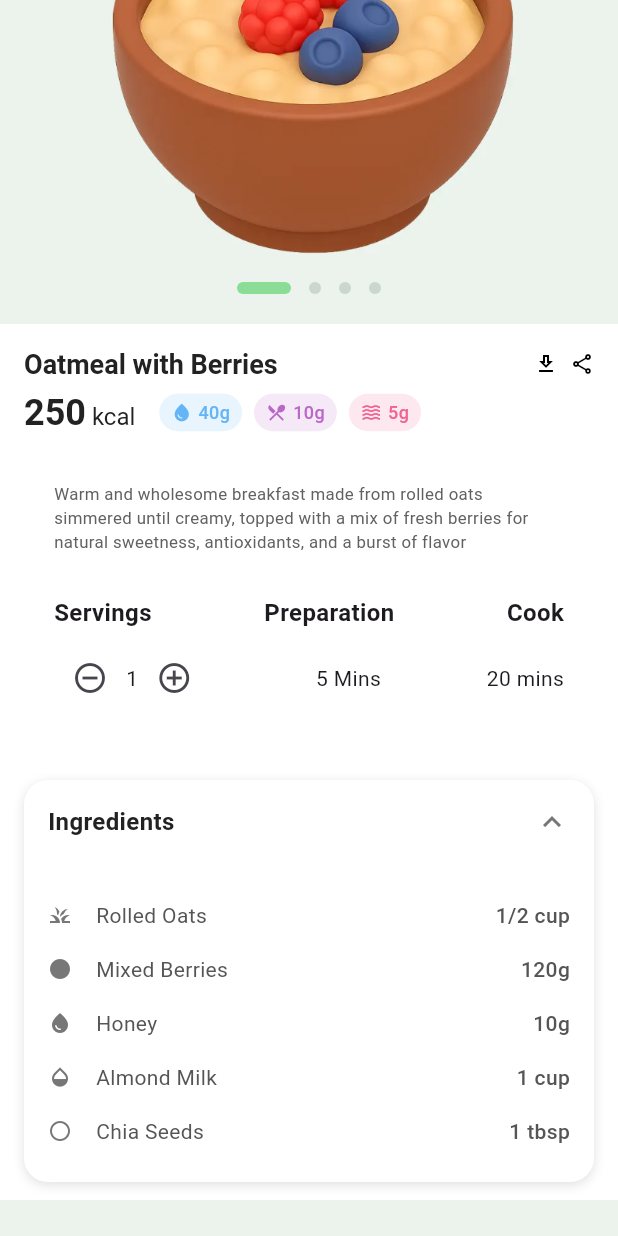
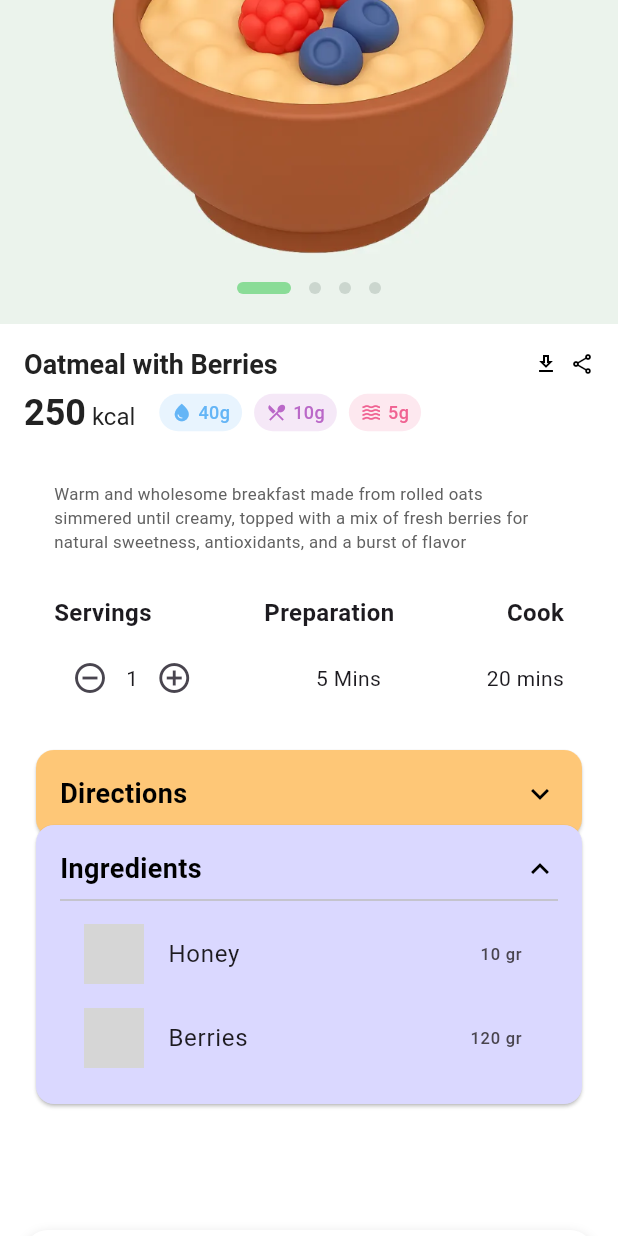
Before and after one commit to mukilan1/Ui_Yuvilabs, a Flutter app: the MealDetailPage screen opened by its route, scrolled down 164 dp, on a phone screen of 412 x 824 dp. Run offline on Flutter 3.47's test engine with Material 3 defaults, Android fonts, the phone set to English and light mode, and no system bars; our stand-ins replace flutter_material_design_icons; Roboto replaces fonts that are missing (Nunito); grey boxes are pictures that could not be loaded.

Commit message:
Add directions and ingredients cards to meal detail
Introduced a new stacked card UI to display 'Directions' and 'Ingredients' sections in the meal detail screen, including icons and quantities for ingredients. Also removed the unused _buildServingAndPreparationContent widget.

```diff
--- a/health_diet_app/lib/screens/meal_detail.dart
+++ b/health_diet_app/lib/screens/meal_detail.dart
@@ -326,6 +326,96 @@ class _MealDetailPageState extends State<MealDetailPage> {
                     ),
                   ],
                 ),
+                SizedBox(
+                  height: 300,
+                  child: Stack(
+                    children: <Widget>[
+                      Positioned(
+                        top: 0,
+                        left: 0,
+                        right: 0,
+                        child: Card(
+                          color: Color(0xFFFEC777),
+                          margin: EdgeInsets.all(8.0),
+                          child: Padding(
+                            padding: EdgeInsets.all(16.0),
+                            child: Row(
+                              mainAxisAlignment: MainAxisAlignment.spaceBetween,
+                              children: <Widget>[
+                                Text(
+                                  'Directions',
+                                  style: TextStyle(
+                                    fontWeight: FontWeight.bold,
+                                    fontSize: 18,
+                                    color: Colors.black,
+                                  ),
+                                ),
+                                Icon(
+                                  Icons.keyboard_arrow_down,
+                                  color: Colors.black,
+                                ),
+                              ],
+                            ),
+                          ),
+                        ),
+                      ),
+                      Positioned(
+                        top: 50,
+                        left: 0,
+                        right: 0,
+                        child: Card(
+                          color: Color(0xFFDAD8FF),
+                          margin: EdgeInsets.all(8.0),
+                          child: Padding(
+                            padding: EdgeInsets.all(16.0),
+                            child: Column(
+                              crossAxisAlignment: CrossAxisAlignment.start,
+                              children: <Widget>[
+                                Row(
+                                  mainAxisAlignment:
+                                      MainAxisAlignment.spaceBetween,
+                                  children: <Widget>[
+                                    Text(
+                                      'Ingredients',
+                                      style: TextStyle(
+                                        fontWeight: FontWeight.bold,
+                                        fontSize: 18,
+                                        color: Colors.black,
+                                      ),
+                                    ),
+                                    Icon(
+                                      Icons.keyboard_arrow_up,
+                                      color: Colors.black,
+                                    ),
+                                  ],
+                                ),
+                                Divider(color: Colors.grey[400]),
+                                ListTile(
+                                  leading: Image.asset(
+                                    'assets/images/honey_icon.png',
+                                    width: 40,
+                                    height: 40,
+                                  ),
+                                  title: Text('Honey'),
+                                  trailing: Text('10 gr'),
+                                ),
+                                ListTile(
+                                  leading: Image.asset(
+                                    'assets/images/berries_icon.png',
+                                    width: 40,
+                                    height: 40,
+                                  ),
+                                  title: Text('Berries'),
+                                  trailing: Text('120 gr'),
+                                ),
+                              ],
+                            ),
+                          ),
+                        ),
+                      ),
+                    ],
+                  ),
+                ),
               ],
             ),
           ),
@@ -353,46 +443,6 @@ class _MealDetailPageState extends State<MealDetailPage> {
               fontWeight: FontWeight.w500,
               color: color,
             ),
-          ),
-        ],
-      ),
-    );
-  }
-
-  Widget _buildServingAndPreparationContent() {
-    return Padding(
-      padding: const EdgeInsets.symmetric(
-        horizontal: AppConstants.paddingMedium,
-      ),
-      child: Row(
-        mainAxisAlignment: MainAxisAlignment.spaceEvenly,
-        children: [
-          Column(
-            children: [
-              const Text(
-                'Serving',
-                style: TextStyle(
-                  fontSize: 12,
-                  fontWeight: FontWeight.w500,
-                  color: AppColors.bodyText,
-                ),
-              ),
-              const SizedBox(height: AppConstants.spacingSmall),
-              ServingCounter(
-                initialValue: servingCount,
-                onChanged: (value) {
-                  setState(() {
-                    servingCount = value;
-                  });
-                },
-              ),
-            ],
-          ),
-          const PrepInfoItem(icon: Icons.timer, label: 'Prep', value: '5 min'),
-          const PrepInfoItem(
-            icon: Icons.local_fire_department,
-            label: 'Cook',
-            value: '3 min',
           ),
         ],
       ),
```
